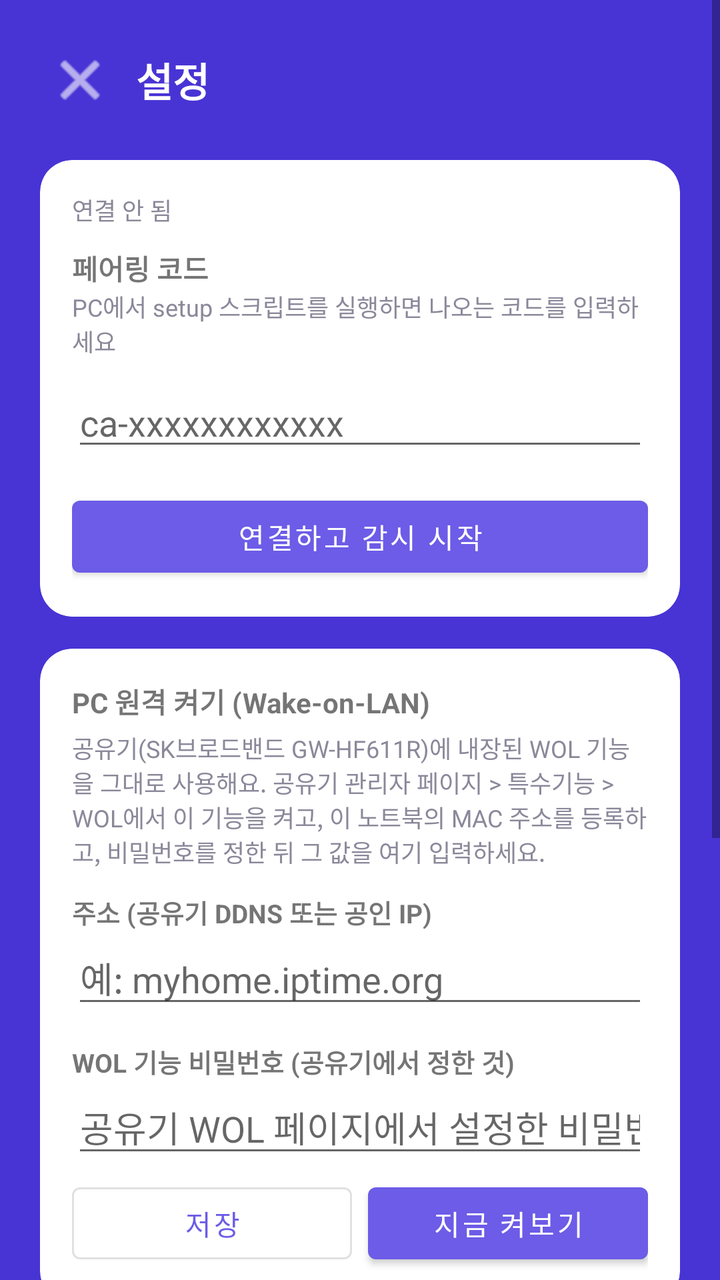
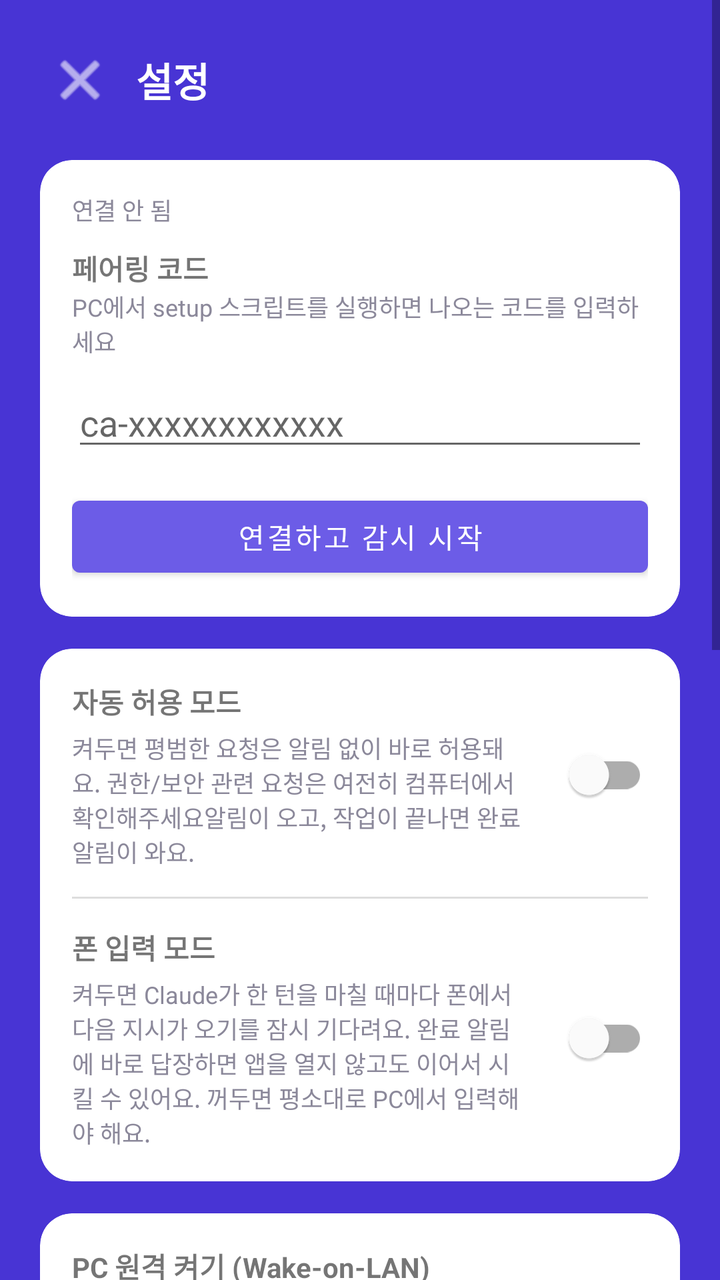

Screens rendered from an Android XML layout before and after an edit, with the pre-edit source and the edit as a unified diff.
<!-- AndroidManifest.xml: application theme Theme.ClaudeApprover -->
<!-- res/layout/activity_settings.xml -->
<?xml version="1.0" encoding="utf-8"?>
<ScrollView xmlns:android="http://schemas.android.com/apk/res/android"
    xmlns:app="http://schemas.android.com/apk/res-auto"
    android:layout_width="match_parent"
    android:layout_height="match_parent"
    android:background="?attr/colorPrimaryDark"
    android:fillViewport="true">

    <LinearLayout
        android:layout_width="match_parent"
        android:layout_height="wrap_content"
        android:orientation="vertical"
        android:padding="20dp">

        <LinearLayout
            android:layout_width="match_parent"
            android:layout_height="wrap_content"
            android:orientation="horizontal"
            android:gravity="center_vertical"
            android:layout_marginBottom="20dp">

            <ImageButton
                android:id="@+id/backButton"
                android:layout_width="40dp"
                android:layout_height="40dp"
                android:background="?attr/selectableItemBackgroundBorderless"
                android:contentDescription="@string/back_button_desc"
                android:src="@android:drawable/ic_menu_close_clear_cancel"
                app:tint="#FFFFFF" />

            <TextView
                android:layout_width="wrap_content"
                android:layout_height="wrap_content"
                android:text="@string/settings_title"
                android:textColor="#FFFFFF"
                android:textSize="20sp"
                android:textStyle="bold"
                android:layout_marginStart="8dp" />
        </LinearLayout>

        
        <androidx.cardview.widget.CardView
            android:layout_width="match_parent"
            android:layout_height="wrap_content"
            app:cardCornerRadius="16dp"
            app:cardElevation="0dp"
            android:layout_marginBottom="16dp">

            <LinearLayout
                android:layout_width="match_parent"
                android:layout_height="wrap_content"
                android:orientation="vertical"
                android:padding="16dp">

                <TextView
                    android:id="@+id/settingsStatusText"
                    android:layout_width="wrap_content"
                    android:layout_height="wrap_content"
                    android:text="@string/status_disconnected"
                    android:textSize="12sp"
                    android:textColor="@color/text_secondary"
                    android:layout_marginBottom="10dp" />

                <TextView
                    android:layout_width="wrap_content"
                    android:layout_height="wrap_content"
                    android:text="@string/pairing_code_label"
                    android:textStyle="bold"
                    android:textSize="14sp" />

                <TextView
                    android:layout_width="wrap_content"
                    android:layout_height="wrap_content"
                    android:text="@string/pairing_code_hint"
                    android:textSize="12sp"
                    android:textColor="@color/text_secondary"
                    android:layout_marginBottom="10dp" />

                <EditText
                    android:id="@+id/pairingCodeInput"
                    android:layout_width="match_parent"
                    android:layout_height="wrap_content"
                    android:inputType="textNoSuggestions"
                    android:hint="ca-xxxxxxxxxxxx"
                    android:autofillHints="" />

                <LinearLayout
                    android:layout_width="match_parent"
                    android:layout_height="wrap_content"
                    android:orientation="horizontal"
                    android:layout_marginTop="14dp">

                    <com.google.android.material.button.MaterialButton
                        android:id="@+id/connectButton"
                        android:layout_width="0dp"
                        android:layout_height="wrap_content"
                        android:layout_weight="1"
                        android:text="@string/connect_button" />
                </LinearLayout>
            </LinearLayout>
        </androidx.cardview.widget.CardView>

        
        <androidx.cardview.widget.CardView
            android:layout_width="match_parent"
            android:layout_height="wrap_content"
            app:cardCornerRadius="16dp"
            app:cardElevation="0dp"
            android:layout_marginBottom="16dp">

            <LinearLayout
                android:layout_width="match_parent"
                android:layout_height="wrap_content"
                android:orientation="vertical"
                android:padding="16dp">

                <TextView
                    android:layout_width="wrap_content"
                    android:layout_height="wrap_content"
                    android:text="@string/wol_card_title"
                    android:textStyle="bold"
                    android:textSize="14sp" />

                <TextView
                    android:layout_width="match_parent"
                    android:layout_height="wrap_content"
                    android:text="@string/wol_card_description"
                    android:textSize="12sp"
                    android:textColor="@color/text_secondary"
                    android:layout_marginTop="4dp"
                    android:layout_marginBottom="12dp" />

                <TextView
                    android:layout_width="wrap_content"
                    android:layout_height="wrap_content"
                    android:text="@string/wol_host_label"
                    android:textStyle="bold"
                    android:textSize="13sp" />

                <EditText
                    android:id="@+id/wolHostInput"
                    android:layout_width="match_parent"
                    android:layout_height="wrap_content"
                    android:inputType="textNoSuggestions|textUri"
                    android:hint="@string/wol_host_hint"
                    android:autofillHints=""
                    android:layout_marginBottom="12dp" />

                <TextView
                    android:layout_width="wrap_content"
                    android:layout_height="wrap_content"
                    android:text="@string/wol_password_label"
                    android:textStyle="bold"
                    android:textSize="13sp" />

                <EditText
                    android:id="@+id/wolPasswordInput"
                    android:layout_width="match_parent"
                    android:layout_height="wrap_content"
                    android:inputType="textPassword"
                    android:hint="@string/wol_password_hint"
                    android:autofillHints=""
                    android:layout_marginBottom="4dp" />

                <TextView
                    android:id="@+id/wolResultText"
                    android:layout_width="match_parent"
                    android:layout_height="wrap_content"
                    android:textSize="12sp"
                    android:textColor="@color/text_secondary"
                    android:layout_marginBottom="8dp"
                    android:visibility="gone" />

                <LinearLayout
                    android:layout_width="match_parent"
                    android:layout_height="wrap_content"
                    android:orientation="horizontal">

                    <com.google.android.material.button.MaterialButton
                        android:id="@+id/wolSaveButton"
                        style="@style/Widget.MaterialComponents.Button.OutlinedButton"
                        android:layout_width="0dp"
                        android:layout_height="wrap_content"
                        android:layout_weight="1"
                        android:layout_marginEnd="8dp"
                        android:text="@string/wol_save_button" />

                    <com.google.android.material.button.MaterialButton
                        android:id="@+id/wolTestButton"
                        android:layout_width="0dp"
                        android:layout_height="wrap_content"
                        android:layout_weight="1"
                        android:text="@string/wol_test_button" />
                </LinearLayout>
            </LinearLayout>
        </androidx.cardview.widget.CardView>

        
        <androidx.cardview.widget.CardView
            android:layout_width="match_parent"
            android:layout_height="wrap_content"
            app:cardCornerRadius="16dp"
            app:cardElevation="0dp"
            android:layout_marginBottom="16dp">

            <LinearLayout
                android:layout_width="match_parent"
                android:layout_height="wrap_content"
                android:orientation="vertical"
                android:padding="16dp">

                <TextView
                    android:layout_width="wrap_content"
                    android:layout_height="wrap_content"
                    android:text="@string/usage_card_title"
                    android:textStyle="bold"
                    android:textSize="14sp" />

                <TextView
                    android:id="@+id/usageText"
                    android:layout_width="match_parent"
                    android:layout_height="wrap_content"
                    android:text="@string/usage_never"
                    android:textSize="13sp"
                    android:lineSpacingExtra="3dp"
                    android:layout_marginTop="6dp" />

                <View
                    android:layout_width="match_parent"
                    android:layout_height="1dp"
                    android:background="#22000000"
                    android:layout_marginTop="14dp"
                    android:layout_marginBottom="14dp" />

                <TextView
                    android:layout_width="wrap_content"
                    android:layout_height="wrap_content"
                    android:text="@string/baseline_card_title"
                    android:textStyle="bold"
                    android:textSize="14sp" />

                <LinearLayout
                    android:layout_width="match_parent"
                    android:layout_height="wrap_content"
                    android:orientation="horizontal"
                    android:layout_marginTop="10dp">

                    <TextView
                        android:layout_width="0dp"
                        android:layout_height="wrap_content"
                        android:layout_weight="1"
                        android:text="@string/baseline_today_label"
                        android:textSize="12sp"
                        android:textColor="@color/text_secondary" />

                    <TextView
                        android:id="@+id/todayBaselinePctText"
                        android:layout_width="wrap_content"
                        android:layout_height="wrap_content"
                        android:textSize="12sp"
                        android:textStyle="bold" />
                </LinearLayout>

                <ProgressBar
                    android:id="@+id/todayBaselineBar"
                    style="?android:attr/progressBarStyleHorizontal"
                    android:layout_width="match_parent"
                    android:layout_height="8dp"
                    android:layout_marginTop="4dp"
                    android:max="100"
                    android:progress="0" />

                <LinearLayout
                    android:layout_width="match_parent"
                    android:layout_height="wrap_content"
                    android:orientation="horizontal"
                    android:layout_marginTop="14dp">

                    <TextView
                        android:layout_width="0dp"
                        android:layout_height="wrap_content"
                        android:layout_weight="1"
                        android:text="@string/baseline_block_label"
                        android:textSize="12sp"
                        android:textColor="@color/text_secondary" />

                    <TextView
                        android:id="@+id/blockBaselinePctText"
                        android:layout_width="wrap_content"
                        android:layout_height="wrap_content"
                        android:textSize="12sp"
                        android:textStyle="bold" />
                </LinearLayout>

                <ProgressBar
                    android:id="@+id/blockBaselineBar"
                    style="?android:attr/progressBarStyleHorizontal"
                    android:layout_width="match_parent"
                    android:layout_height="8dp"
                    android:layout_marginTop="4dp"
                    android:max="100"
                    android:progress="0" />

                <TextView
                    android:id="@+id/usageDisclaimer"
                    android:layout_width="match_parent"
                    android:layout_height="wrap_content"
                    android:text="@string/usage_disclaimer"
                    android:textSize="11sp"
                    android:textColor="@color/text_secondary"
                    android:layout_marginTop="10dp" />
            </LinearLayout>
        </androidx.cardview.widget.CardView>

    </LinearLayout>
</ScrollView>
<!-- resources referenced by this layout -->
<resources>
  <color name="text_secondary">#8B889A</color>
  <string name="back_button_desc">뒤로가기</string>
  <string name="baseline_block_label">이번 5시간 블록 (최근 최대치 대비)</string>
  <string name="baseline_card_title">평소 대비</string>
  <string name="baseline_today_label">오늘 (최근 평균 대비)</string>
  <string name="connect_button">연결하고 감시 시작</string>
  <string name="pairing_code_hint">PC에서 setup 스크립트를 실행하면 나오는 코드를 입력하세요</string>
  <string name="pairing_code_label">페어링 코드</string>
  <string name="settings_title">설정</string>
  <string name="status_disconnected">연결 안 됨</string>
  <string name="usage_card_title">사용량</string>
  <string name="usage_disclaimer">이 PC에 남은 대화 기록을 합산한 값이에요. 구독 한도의 몇 %인지는 로컬에서 알 수 없어서 표시하지 않습니다.</string>
  <string name="usage_never">아직 받은 사용량 정보가 없어요. Claude가 한 번 작업을 마치면 표시돼요.</string>
  <string name="wol_card_description">공유기(SK브로드밴드 GW-HF611R)에 내장된 WOL 기능을 그대로 사용해요. 공유기 관리자 페이지 &gt; 특수기능 &gt; WOL에서 이 기능을 켜고, 이 노트북의 MAC 주소를 등록하고, 비밀번호를 정한 뒤 그 값을 여기 입력하세요.</string>
  <string name="wol_card_title">PC 원격 켜기 (Wake-on-LAN)</string>
  <string name="wol_host_hint">예: myhome.iptime.org</string>
  <string name="wol_host_label">주소 (공유기 DDNS 또는 공인 IP)</string>
  <string name="wol_password_hint">공유기 WOL 페이지에서 설정한 비밀번호</string>
  <string name="wol_password_label">WOL 기능 비밀번호 (공유기에서 정한 것)</string>
  <string name="wol_save_button">저장</string>
  <string name="wol_test_button">지금 켜보기</string>
  <style name="Theme.ClaudeApprover" parent="Theme.MaterialComponents.DayNight.NoActionBar">
          <item name="colorPrimary">@color/brand_primary</item>
          <item name="colorPrimaryDark">@color/brand_primary_dark</item>
          <item name="colorAccent">@color/brand_accent</item>
          <item name="android:statusBarColor" tools:targetApi="21">@color/brand_primary_dark</item>
      </style>
  <color name="brand_primary">#6C5CE7</color>
  <color name="brand_primary_dark">#4834D4</color>
  <color name="brand_accent">#00B894</color>
</resources>

<!-- the commit's change to res/layout/activity_settings.xml (unified diff, before → after) -->
@@ -114,83 +114,81 @@
                 android:orientation="vertical"
                 android:padding="16dp">
 
-                <TextView
-                    android:layout_width="wrap_content"
-                    android:layout_height="wrap_content"
-                    android:text="@string/wol_card_title"
-                    android:textStyle="bold"
-                    android:textSize="14sp" />
-
-                <TextView
-                    android:layout_width="match_parent"
-                    android:layout_height="wrap_content"
-                    android:text="@string/wol_card_description"
-                    android:textSize="12sp"
-                    android:textColor="@color/text_secondary"
-                    android:layout_marginTop="4dp"
-                    android:layout_marginBottom="12dp" />
-
-                <TextView
-                    android:layout_width="wrap_content"
-                    android:layout_height="wrap_content"
-                    android:text="@string/wol_host_label"
-                    android:textStyle="bold"
-                    android:textSize="13sp" />
-
-                <EditText
-                    android:id="@+id/wolHostInput"
-                    android:layout_width="match_parent"
-                    android:layout_height="wrap_content"
-                    android:inputType="textNoSuggestions|textUri"
-                    android:hint="@string/wol_host_hint"
-                    android:autofillHints=""
-                    android:layout_marginBottom="12dp" />
-
-                <TextView
-                    android:layout_width="wrap_content"
-                    android:layout_height="wrap_content"
-                    android:text="@string/wol_password_label"
-                    android:textStyle="bold"
-                    android:textSize="13sp" />
-
-                <EditText
-                    android:id="@+id/wolPasswordInput"
-                    android:layout_width="match_parent"
-                    android:layout_height="wrap_content"
-                    android:inputType="textPassword"
-                    android:hint="@string/wol_password_hint"
-                    android:autofillHints=""
-                    android:layout_marginBottom="4dp" />
-
-                <TextView
-                    android:id="@+id/wolResultText"
-                    android:layout_width="match_parent"
-                    android:layout_height="wrap_content"
-                    android:textSize="12sp"
-                    android:textColor="@color/text_secondary"
-                    android:layout_marginBottom="8dp"
-                    android:visibility="gone" />
-
-                <LinearLayout
-                    android:layout_width="match_parent"
-                    android:layout_height="wrap_content"
-                    android:orientation="horizontal">
-
-                    <com.google.android.material.button.MaterialButton
-                        android:id="@+id/wolSaveButton"
-                        style="@style/Widget.MaterialComponents.Button.OutlinedButton"
-                        android:layout_width="0dp"
-                        android:layout_height="wrap_content"
-                        android:layout_weight="1"
-                        android:layout_marginEnd="8dp"
-                        android:text="@string/wol_save_button" />
-
-                    <com.google.android.material.button.MaterialButton
-                        android:id="@+id/wolTestButton"
-                        android:layout_width="0dp"
-                        android:layout_height="wrap_content"
-                        android:layout_weight="1"
-                        android:text="@string/wol_test_button" />
+                <LinearLayout
+                    android:layout_width="match_parent"
+                    android:layout_height="wrap_content"
+                    android:orientation="horizontal"
+                    android:gravity="center_vertical">
+
+                    <LinearLayout
+                        android:layout_width="0dp"
+                        android:layout_height="wrap_content"
+                        android:layout_weight="1"
+                        android:orientation="vertical"
+                        android:layout_marginEnd="12dp">
+
+                        <TextView
+                            android:layout_width="wrap_content"
+                            android:layout_height="wrap_content"
+                            android:text="@string/auto_approve_title"
+                            android:textStyle="bold"
+                            android:textSize="14sp" />
+
+                        <TextView
+                            android:layout_width="wrap_content"
+                            android:layout_height="wrap_content"
+                            android:text="@string/auto_approve_description"
+                            android:textSize="12sp"
+                            android:textColor="@color/text_secondary"
+                            android:layout_marginTop="4dp" />
+                    </LinearLayout>
+
+                    <com.google.android.material.switchmaterial.SwitchMaterial
+                        android:id="@+id/autoApproveSwitch"
+                        android:layout_width="wrap_content"
+                        android:layout_height="wrap_content" />
+                </LinearLayout>
+
+                <View
+                    android:layout_width="match_parent"
+                    android:layout_height="1dp"
+                    android:background="#22000000"
+                    android:layout_marginTop="14dp"
+                    android:layout_marginBottom="14dp" />
+
+                <LinearLayout
+                    android:layout_width="match_parent"
+                    android:layout_height="wrap_content"
+                    android:orientation="horizontal"
+                    android:gravity="center_vertical">
+
+                    <LinearLayout
+                        android:layout_width="0dp"
+                        android:layout_height="wrap_content"
+                        android:layout_weight="1"
+                        android:orientation="vertical"
+                        android:layout_marginEnd="12dp">
+
+                        <TextView
+                            android:layout_width="wrap_content"
+                            android:layout_height="wrap_content"
+                            android:text="@string/remote_input_title"
+                            android:textStyle="bold"
+                            android:textSize="14sp" />
+
+                        <TextView
+                            android:layout_width="wrap_content"
+                            android:layout_height="wrap_content"
+                            android:text="@string/remote_input_description"
+                            android:textSize="12sp"
+                            android:textColor="@color/text_secondary"
+                            android:layout_marginTop="4dp" />
+                    </LinearLayout>
+
+                    <com.google.android.material.switchmaterial.SwitchMaterial
+                        android:id="@+id/remoteInputSwitch"
+                        android:layout_width="wrap_content"
+                        android:layout_height="wrap_content" />
                 </LinearLayout>
             </LinearLayout>
         </androidx.cardview.widget.CardView>
@@ -212,6 +210,101 @@
                 <TextView
                     android:layout_width="wrap_content"
                     android:layout_height="wrap_content"
+                    android:text="@string/wol_card_title"
+                    android:textStyle="bold"
+                    android:textSize="14sp" />
+
+                <TextView
+                    android:layout_width="match_parent"
+                    android:layout_height="wrap_content"
+                    android:text="@string/wol_card_description"
+                    android:textSize="12sp"
+                    android:textColor="@color/text_secondary"
+                    android:layout_marginTop="4dp"
+                    android:layout_marginBottom="12dp" />
+
+                <TextView
+                    android:layout_width="wrap_content"
+                    android:layout_height="wrap_content"
+                    android:text="@string/wol_host_label"
+                    android:textStyle="bold"
+                    android:textSize="13sp" />
+
+                <EditText
+                    android:id="@+id/wolHostInput"
+                    android:layout_width="match_parent"
+                    android:layout_height="wrap_content"
+                    android:inputType="textNoSuggestions|textUri"
+                    android:hint="@string/wol_host_hint"
+                    android:autofillHints=""
+                    android:layout_marginBottom="12dp" />
+
+                <TextView
+                    android:layout_width="wrap_content"
+                    android:layout_height="wrap_content"
+                    android:text="@string/wol_password_label"
+                    android:textStyle="bold"
+                    android:textSize="13sp" />
+
+                <EditText
+                    android:id="@+id/wolPasswordInput"
+                    android:layout_width="match_parent"
+                    android:layout_height="wrap_content"
+                    android:inputType="textPassword"
+                    android:hint="@string/wol_password_hint"
+                    android:autofillHints=""
+                    android:layout_marginBottom="4dp" />
+
+                <TextView
+                    android:id="@+id/wolResultText"
+                    android:layout_width="match_parent"
+                    android:layout_height="wrap_content"
+                    android:textSize="12sp"
+                    android:textColor="@color/text_secondary"
+                    android:layout_marginBottom="8dp"
+                    android:visibility="gone" />
+
+                <LinearLayout
+                    android:layout_width="match_parent"
+                    android:layout_height="wrap_content"
+                    android:orientation="horizontal">
+
+                    <com.google.android.material.button.MaterialButton
+                        android:id="@+id/wolSaveButton"
+                        style="@style/Widget.MaterialComponents.Button.OutlinedButton"
+                        android:layout_width="0dp"
+                        android:layout_height="wrap_content"
+                        android:layout_weight="1"
+                        android:layout_marginEnd="8dp"
+                        android:text="@string/wol_save_button" />
+
+                    <com.google.android.material.button.MaterialButton
+                        android:id="@+id/wolTestButton"
+                        android:layout_width="0dp"
+                        android:layout_height="wrap_content"
+                        android:layout_weight="1"
+                        android:text="@string/wol_test_button" />
+                </LinearLayout>
+            </LinearLayout>
+        </androidx.cardview.widget.CardView>
+
+        
+        <androidx.cardview.widget.CardView
+            android:layout_width="match_parent"
+            android:layout_height="wrap_content"
+            app:cardCornerRadius="16dp"
+            app:cardElevation="0dp"
+            android:layout_marginBottom="16dp">
+
+            <LinearLayout
+                android:layout_width="match_parent"
+                android:layout_height="wrap_content"
+                android:orientation="vertical"
+                android:padding="16dp">
+
+                <TextView
+                    android:layout_width="wrap_content"
+                    android:layout_height="wrap_content"
                     android:text="@string/usage_card_title"
                     android:textStyle="bold"
                     android:textSize="14sp" />
<!-- resource entries referenced after the edit -->
@@ -1,6 +1,8 @@
 <!-- resources referenced by this layout -->
 <resources>
   <color name="text_secondary">#8B889A</color>
+  <string name="auto_approve_description">켜두면 평범한 요청은 알림 없이 바로 허용돼요. 권한/보안 관련 요청은 여전히 "컴퓨터에서 확인해주세요" 알림이 오고, 작업이 끝나면 완료 알림이 와요.</string>
+  <string name="auto_approve_title">자동 허용 모드</string>
   <string name="back_button_desc">뒤로가기</string>
   <string name="baseline_block_label">이번 5시간 블록 (최근 최대치 대비)</string>
   <string name="baseline_card_title">평소 대비</string>
@@ -8,6 +10,8 @@
   <string name="connect_button">연결하고 감시 시작</string>
   <string name="pairing_code_hint">PC에서 setup 스크립트를 실행하면 나오는 코드를 입력하세요</string>
   <string name="pairing_code_label">페어링 코드</string>
+  <string name="remote_input_description">켜두면 Claude가 한 턴을 마칠 때마다 폰에서 다음 지시가 오기를 잠시 기다려요. 완료 알림에 바로 답장하면 앱을 열지 않고도 이어서 시킬 수 있어요. 꺼두면 평소대로 PC에서 입력해야 해요.</string>
+  <string name="remote_input_title">폰 입력 모드</string>
   <string name="settings_title">설정</string>
   <string name="status_disconnected">연결 안 됨</string>
   <string name="usage_card_title">사용량</string>
